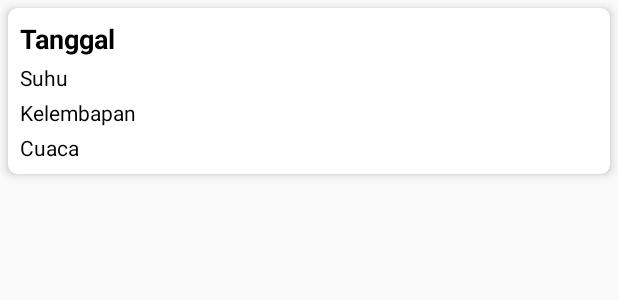
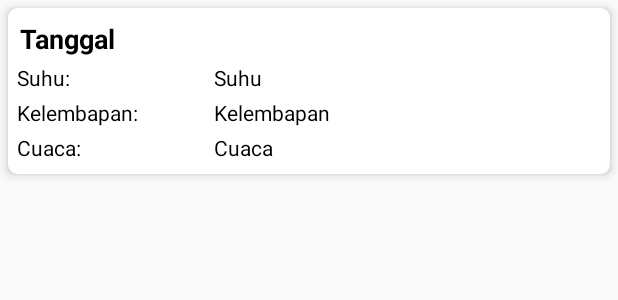
Before and after one commit to evanalif113/Tenki_Sensei, an Android app: the layout cuaca_item.xml on its own in the app's theme, with its tools: preview values and no code run, on a phone screen of 412 x 824 dp. Shown: the top 300 px of the screen. Run offline under Robolectric (Android 15) with nearby library versions, the phone set to English and light mode, and no system bars.

Commit message:
Minor update for Cuaca details

```diff
--- a/app/src/main/java/com/example/tenkisen/ui/database/DatabaseFragment.java
+++ b/app/src/main/java/com/example/tenkisen/ui/database/DatabaseFragment.java
@@ -2,6 +2,7 @@ package com.example.tenkisen.ui.database;
 
 import android.app.DatePickerDialog;
 import android.app.TimePickerDialog;
+import android.content.Intent;
 import android.os.Bundle;
 import android.text.TextUtils;
 import android.view.LayoutInflater;
@@ -101,11 +102,12 @@ public class DatabaseFragment extends Fragment {
             }
         });
 
-        // View data button click listener (to be implemented)
+        // View data button click listener
         lihatData.setOnClickListener(new View.OnClickListener() {
             @Override
             public void onClick(View v) {
-                // Implement view data functionality here
+                Intent intent = new Intent(getActivity(), CuacaDetails.class);
+                startActivity(intent);
             }
         });
 
--- a/app/src/main/res/layout/cuaca_item.xml
+++ b/app/src/main/res/layout/cuaca_item.xml
@@ -16,7 +16,7 @@
         android:orientation="vertical"
         android:padding="4dp">
 
-        <!--Textview for displaying our Course Name-->
+        <!--TextView for displaying the Date-->
         <TextView
             android:id="@+id/idTVDataTanggal"
             android:layout_width="match_parent"
@@ -27,31 +27,74 @@
             android:textSize="18sp"
             android:textStyle="bold" />
 
-        <!--Textview for displaying our Course Duration-->
+        <!-- LinearLayout for Suhu with label -->
+        <LinearLayout
+            android:layout_width="match_parent"
+            android:layout_height="wrap_content"
+            android:orientation="horizontal">
+
+            <TextView
+                android:layout_width="0dp"
+                android:layout_height="wrap_content"
+                android:layout_weight="1"
+                android:text="Suhu:"
+                android:textColor="@color/black" />
+
             <TextView
                 android:id="@+id/idTVDataSuhu"
-            android:layout_width="match_parent"
+                android:layout_width="0dp"
                 android:layout_height="wrap_content"
+                android:layout_weight="2"
                 android:padding="2dp"
                 android:text="Suhu"
                 android:textColor="@color/black" />
+        </LinearLayout>
 
-        <!--Textview for displaying our Course Description-->
+        <!-- LinearLayout for Kelembapan with label -->
+        <LinearLayout
+            android:layout_width="match_parent"
+            android:layout_height="wrap_content"
+            android:orientation="horizontal">
+
+            <TextView
+                android:layout_width="0dp"
+                android:layout_height="wrap_content"
+                android:layout_weight="1"
+                android:text="Kelembapan:"
+                android:textColor="@color/black" />
+
             <TextView
                 android:id="@+id/idTVDataKelembapan"
+                android:layout_width="0dp"
+                android:layout_height="wrap_content"
+                android:layout_weight="2"
+                android:padding="2dp"
+                android:text="Kelembapan"
+                android:textColor="@color/black" />
+        </LinearLayout>
+
+        <!-- LinearLayout for Cuaca with label -->
+        <LinearLayout
             android:layout_width="match_parent"
             android:layout_height="wrap_content"
-            android:padding="2dp"
-            android:text="Kelembapan"
+            android:orientation="horizontal">
+
+            <TextView
+                android:layout_width="0dp"
+                android:layout_height="wrap_content"
+                android:layout_weight="1"
+                android:text="Cuaca:"
                 android:textColor="@color/black" />
 
             <TextView
                 android:id="@+id/idTVDataCuaca"
-            android:layout_width="match_parent"
+                android:layout_width="0dp"
                 android:layout_height="wrap_content"
+                android:layout_weight="2"
                 android:padding="2dp"
                 android:text="Cuaca"
                 android:textColor="@color/black" />
+        </LinearLayout>
 
     </LinearLayout>
 
```
Also changed, not shown: app/src/main/AndroidManifest.xml (+9 -0 lines), app/src/main/java/com/example/tenkisen/ui/database/CuacaDetails.java (+43 -2 lines). Lines whose indentation alone changed are shown as unchanged.
